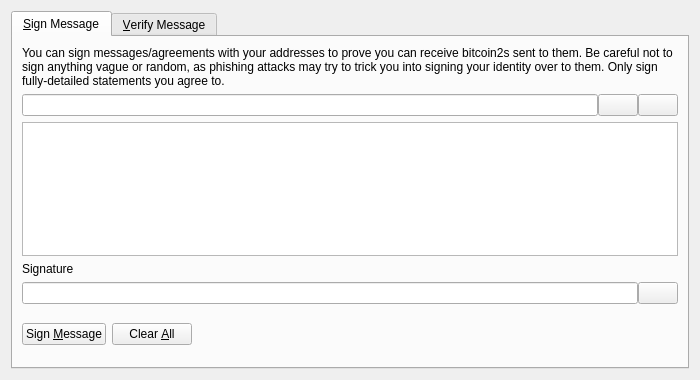
TheBitTeam/Bit, file src/qt/forms/signverifymessagedialog.ui: the form before one commit.
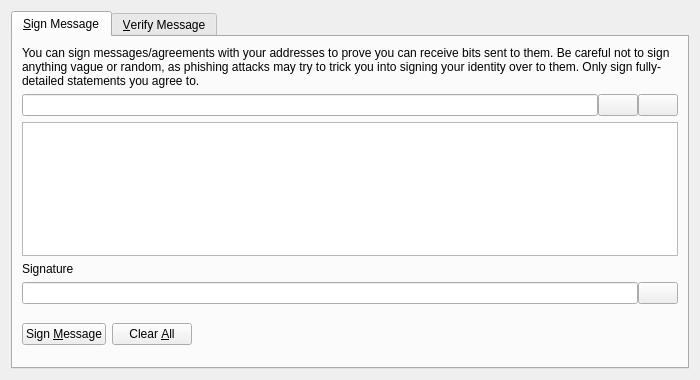
The form after the commit. Icons and pictures are not drawn. Custom widgets are drawn as their Qt base class.

```diff
--- a/src/qt/forms/signverifymessagedialog.ui
+++ b/src/qt/forms/signverifymessagedialog.ui
@@ -30,7 +30,7 @@
        <item>
         <widget class="QLabel" name="infoLabel_SM">
          <property name="text">
-          <string>You can sign messages/agreements with your addresses to prove you can receive bitcoin2s sent to them. Be careful not to sign anything vague or random, as phishing attacks may try to trick you into signing your identity over to them. Only sign fully-detailed statements you agree to.</string>
+          <string>You can sign messages/agreements with your addresses to prove you can receive bits sent to them. Be careful not to sign anything vague or random, as phishing attacks may try to trick you into signing your identity over to them. Only sign fully-detailed statements you agree to.</string>
          </property>
          <property name="textFormat">
           <enum>Qt::PlainText</enum>
```
Left out of the diff: 8 changed lines with no effect on the pictures.
